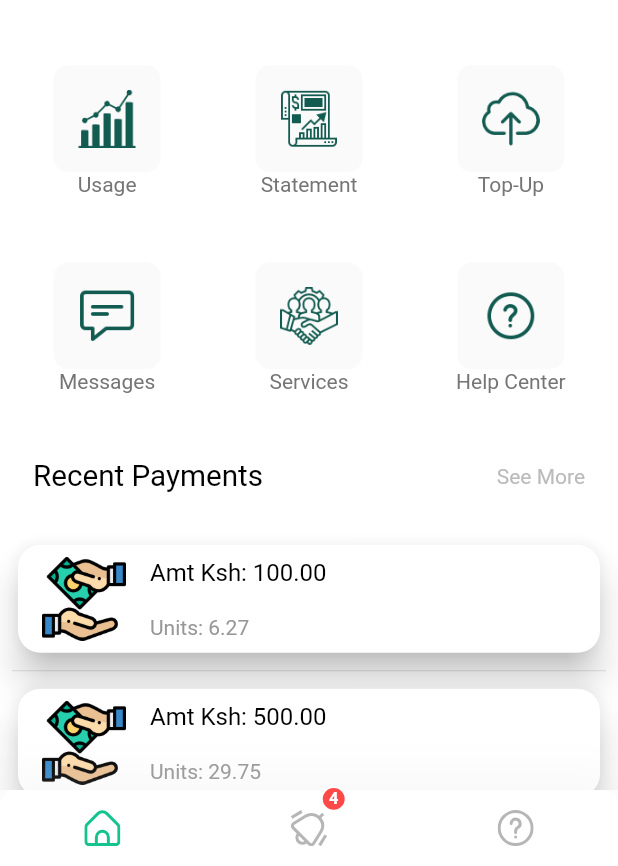
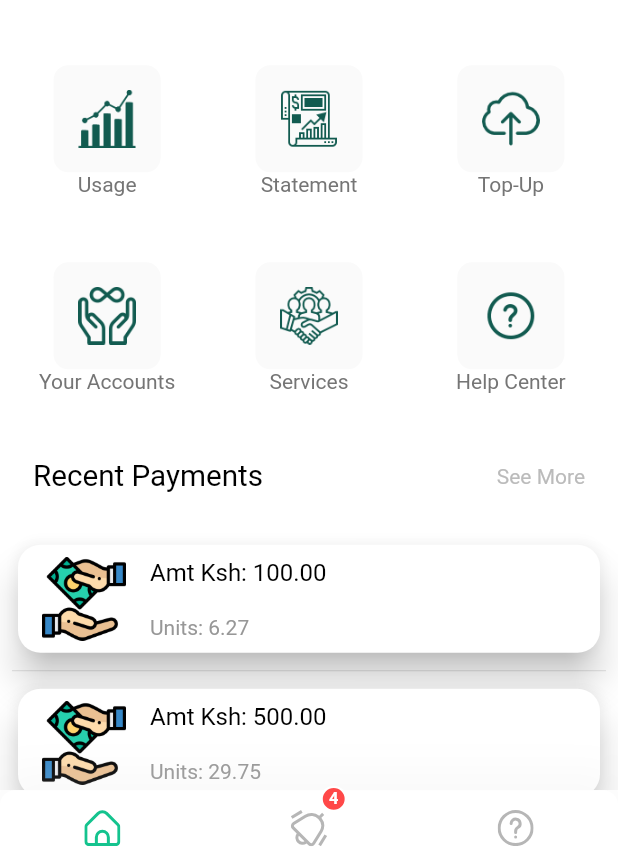
Before and after one commit to lynnemunini/easylight, a Flutter app: the HomeScreen screen opened by its route, on a phone screen of 412 x 824 dp, the part 370-1236 px from its top. Run offline on Flutter 3.47's test engine with Material 2 defaults, Android fonts, the phone set to English and light mode, and no system bars; our stand-ins replace firebase_auth, firebase_core, firebase_database, flutter_svg; accounts and stored records are empty; Roboto replaces fonts that are missing (poppins).

Commit message:
Changes icon

```diff
--- a/lib/main.dart
+++ b/lib/main.dart
@@ -5,9 +5,10 @@ import 'package:token_app/theme.dart';
 
 //Import firebase core
 import 'package:firebase_core/firebase_core.dart';
-
 //Import real time database package
 import 'package:firebase_database/firebase_database.dart';
+//Import Firebase Auth
+import 'package:firebase_auth/firebase_auth.dart';
 
 Future<void> main() async {
   WidgetsFlutterBinding.ensureInitialized();
--- a/lib/screens/home/components/services.dart
+++ b/lib/screens/home/components/services.dart
@@ -8,7 +8,7 @@ class Services extends StatelessWidget {
   @override
   Widget build(BuildContext context) {
     List<Map<String, dynamic>> services = [
-      {"icon": "assets/icons/message.png", "text": "Messages"},
+      {"icon": "assets/icons/all-inclusive.png", "text": "Your Accounts"},
       {"icon": "assets/icons/services.png", "text": "Services"},
       {"icon": "assets/icons/help.png", "text": "Help Center"},
     ];
--- a/pubspec.yaml
+++ b/pubspec.yaml
@@ -32,6 +32,7 @@ dependencies:
   provider: ^6.0.0 # for State management
   firebase_core: ^1.17.1
   firebase_database: ^9.0.15
+  firebase_auth: ^3.3.19
 
 dev_dependencies:
   flutter_test:
```
Also changed, not shown: assets/icons/all-inclusive.png (added), pubspec.lock.
